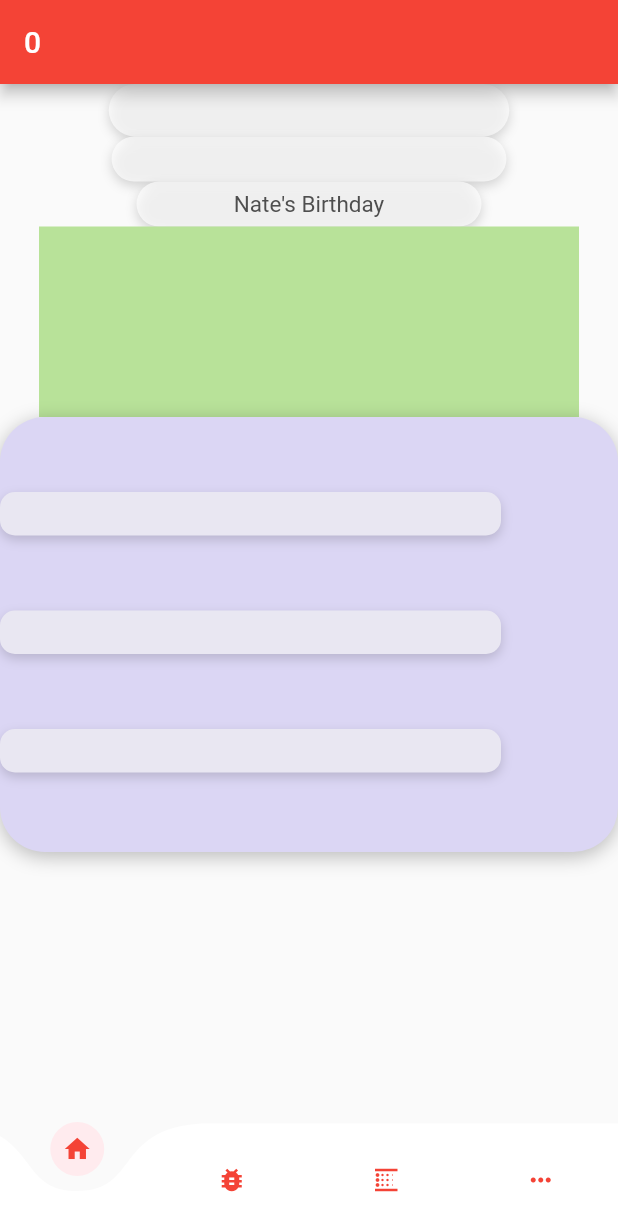
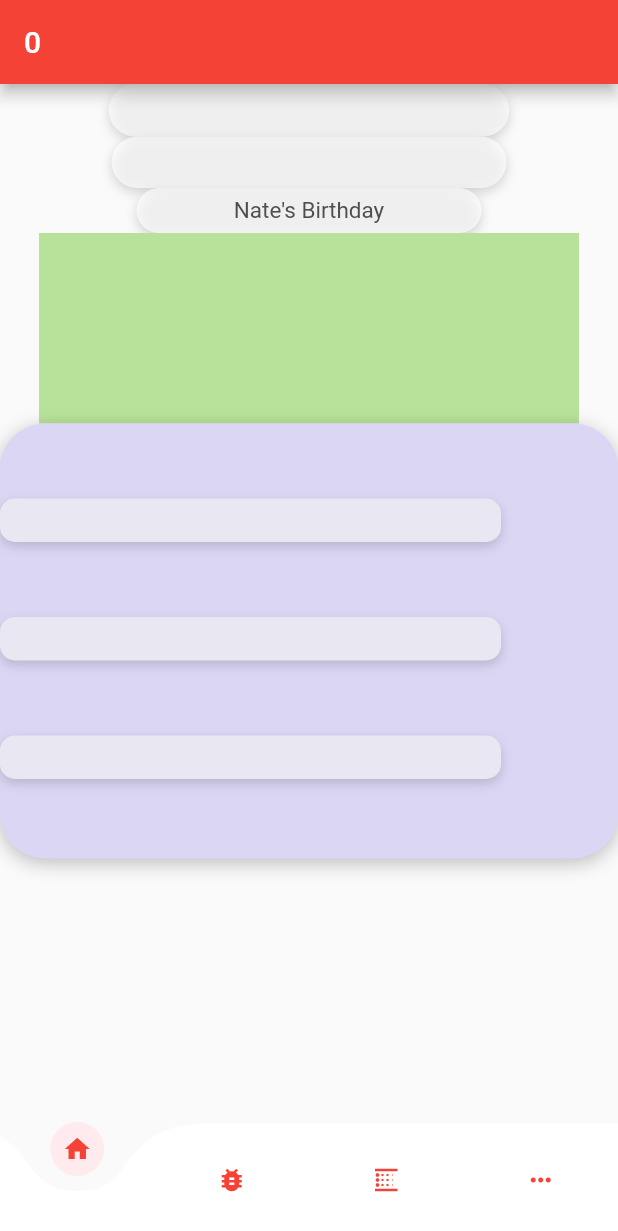
Before and after one commit to jameskokoska/AnimalCrossingNH-App, a Flutter app: the screen it shows after launch, on a phone screen of 412 x 824 dp. Shown: the top 1231 px of the screen. Run offline on Flutter 3.47's test engine with Material 2 defaults, Android fonts, the phone set to English and light mode, and no system bars; drawn by our look-alikes of curved_navigation_bar; our stand-ins replace shared_preferences; Roboto replaces fonts that are missing (ArialRoundedBold).

Commit message:
final percent scale figured out?

```diff
--- a/animal_crossing_app/lib/main.dart
+++ b/animal_crossing_app/lib/main.dart
@@ -107,10 +107,21 @@ class HomePage extends StatelessWidget{
   Widget build(BuildContext context){
     double deviceWidth = MediaQuery.of(context).size.width;
     double designedWidth = 360;
+
     double deviceHeight = MediaQuery.of(context).size.height;
     double designedHeight = 640;
+
     double percentWidth = deviceWidth/designedWidth;
     double percentHeight = deviceHeight/designedHeight;
+
+    double percentScale;
+
+    if(percentWidth < percentHeight){
+      percentScale = percentWidth;
+    } else {
+      percentScale = percentHeight;
+    }
+
     print(deviceWidth);
     return Scaffold(
         body:
@@ -135,8 +146,8 @@ class HomePage extends StatelessWidget{
       ),
 
       new Container(
-        width: 230*percentWidth,
-        height: 30,
+        width: 230*percentScale,
+        height: 30*percentScale,
         decoration: new BoxDecoration(
           color: Color(0xa6ffffff),
 		borderRadius: BorderRadius.circular(30),
```
